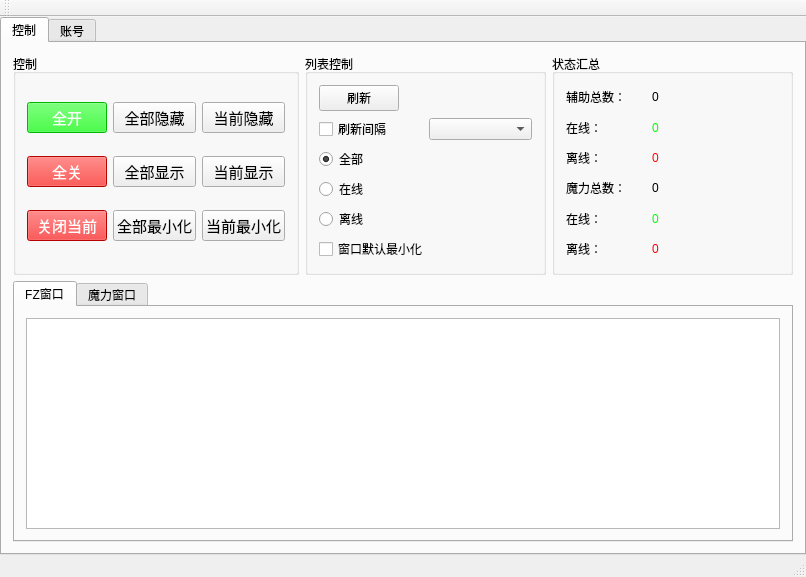
Qt form MLAssistTool/MLAssistTool.ui (HBACC0005240/MLAssist) before a commit.
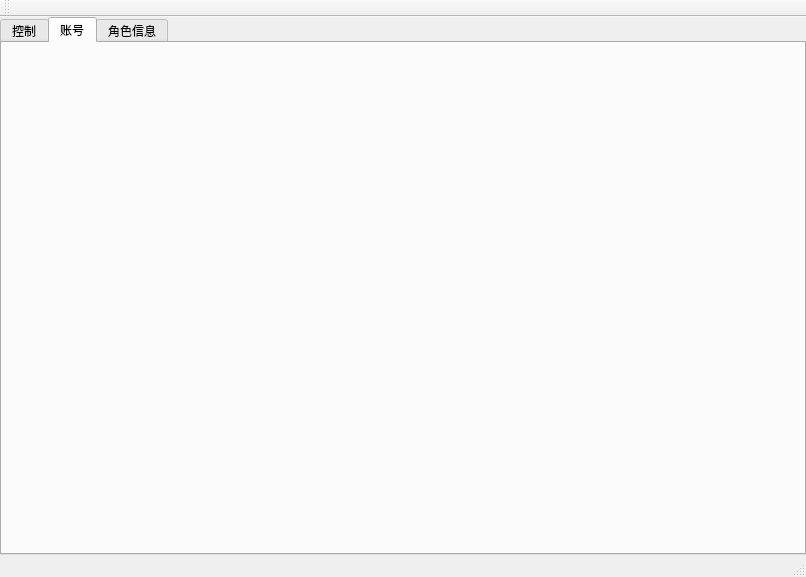
The same form after that commit. The open tabs and pages were chosen to show the change. Custom widgets are drawn as their Qt base class.

Patch:
```diff
--- a/MLAssistTool/MLAssistTool.ui
+++ b/MLAssistTool/MLAssistTool.ui
@@ -35,7 +35,7 @@
       <property name="currentIndex">
        <number>0</number>
       </property>
-      <widget class="QWidget" name="tab_3">
+      <widget class="QWidget" name="tab_1">
        <attribute name="title">
         <string>控制</string>
        </attribute>
@@ -535,7 +535,7 @@
         </item>
        </layout>
       </widget>
-      <widget class="GameAccountWgt" name="tab_4">
+      <widget class="GameAccountWgt" name="tab_3">
        <attribute name="title">
         <string>账号</string>
        </attribute>
@@ -557,6 +557,11 @@
         </property>
        </layout>
       </widget>
+      <widget class="GamePlayerDataWgt" name="gamePlayerData">
+       <attribute name="title">
+        <string>角色信息</string>
+       </attribute>
+      </widget>
      </widget>
     </item>
    </layout>
@@ -589,6 +594,12 @@
    <header>GameAccountWgt.h</header>
    <container>1</container>
   </customwidget>
+  <customwidget>
+   <class>GamePlayerDataWgt</class>
+   <extends>QWidget</extends>
+   <header>GamePlayerDataWgt.h</header>
+   <container>1</container>
+  </customwidget>
  </customwidgets>
  <resources>
   <include location="MLAssistTool.qrc"/>
```
